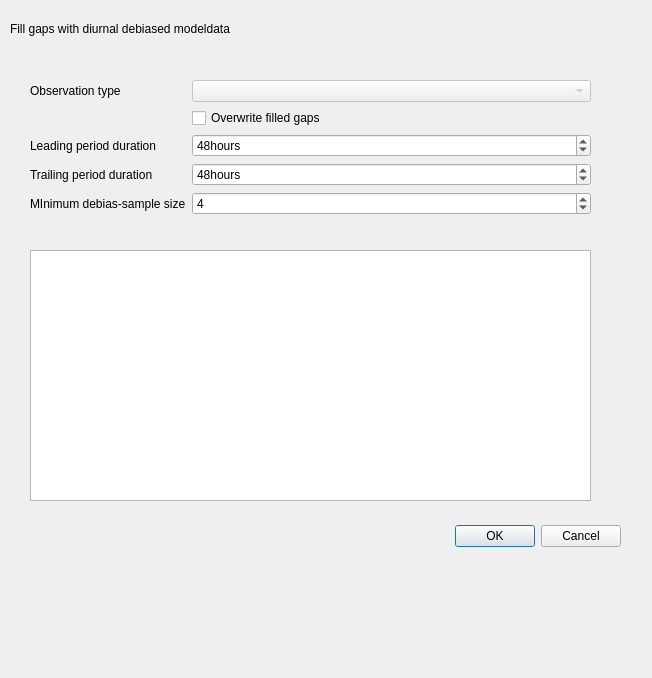
Above: metobs_gui/gf_page/diurnal_debias_modeldata_settings_dialog.ui from vergauwenthomas/MetObs_GUI before the change. Below: the same form after it.
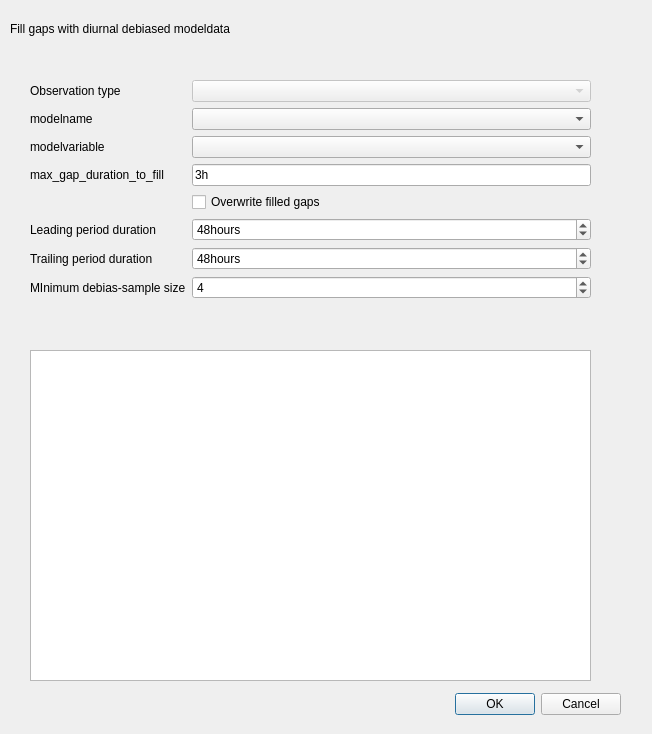
That is the form after the change.

The edit to the form file:
```diff
--- a/metobs_gui/gf_page/diurnal_debias_modeldata_settings_dialog.ui
+++ b/metobs_gui/gf_page/diurnal_debias_modeldata_settings_dialog.ui
@@ -7,7 +7,7 @@
     <x>0</x>
     <y>0</y>
     <width>652</width>
-    <height>678</height>
+        <height>734</height>
    </rect>
   </property>
   <property name="windowTitle">
@@ -17,7 +17,7 @@
    <property name="geometry">
     <rect>
      <x>0</x>
-     <y>520</y>
+      <y>688</y>
      <width>621</width>
      <height>32</height>
     </rect>
@@ -48,7 +48,7 @@
      <x>30</x>
      <y>80</y>
      <width>561</width>
-     <height>161</height>
+      <height>261</height>
     </rect>
    </property>
    <layout class="QFormLayout" name="formLayout">
@@ -66,21 +66,55 @@
       </property>
      </widget>
     </item>
+    <item row="1" column="0">
+     <widget class="QLabel" name="label_modelname">
+      <property name="text">
+       <string>modelname</string>
+      </property>
+     </widget>
+    </item>
     <item row="1" column="1">
+     <widget class="QComboBox" name="modelnamespinner"/>
+    </item>
+    <item row="2" column="0">
+     <widget class="QLabel" name="label_modelvariable">
+      <property name="text">
+       <string>modelvariable</string>
+      </property>
+     </widget>
+    </item>
+    <item row="2" column="1">
+     <widget class="QComboBox" name="modelvariablespinner"/>
+    </item>
+    <item row="3" column="0">
+     <widget class="QLabel" name="label_maxgap">
+      <property name="text">
+       <string>max_gap_duration_to_fill</string>
+      </property>
+     </widget>
+    </item>
+    <item row="3" column="1">
+     <widget class="QLineEdit" name="max_gap_duration">
+      <property name="text">
+       <string>3h</string>
+      </property>
+     </widget>
+    </item>
+    <item row="4" column="1">
      <widget class="QCheckBox" name="overwrite_box">
       <property name="text">
        <string>Overwrite filled gaps</string>
       </property>
      </widget>
     </item>
-    <item row="2" column="0">
+    <item row="5" column="0">
      <widget class="QLabel" name="label_3">
       <property name="text">
        <string>Leading period duration</string>
       </property>
      </widget>
     </item>
-    <item row="2" column="1">
+    <item row="5" column="1">
      <widget class="QSpinBox" name="lead_duration">
       <property name="suffix">
        <string>hours</string>
@@ -96,14 +130,14 @@
       </property>
      </widget>
     </item>
-    <item row="3" column="0">
+    <item row="6" column="0">
      <widget class="QLabel" name="label_6">
       <property name="text">
        <string>Trailing period duration</string>
       </property>
      </widget>
     </item>
-    <item row="3" column="1">
+    <item row="6" column="1">
      <widget class="QSpinBox" name="trail_duration">
       <property name="suffix">
        <string>hours</string>
@@ -119,14 +153,14 @@
       </property>
      </widget>
     </item>
-    <item row="4" column="0">
+    <item row="7" column="0">
      <widget class="QLabel" name="label_5">
       <property name="text">
        <string>MInimum debias-sample size</string>
       </property>
      </widget>
     </item>
-    <item row="4" column="1">
+    <item row="7" column="1">
      <widget class="QSpinBox" name="n_sample">
       <property name="minimum">
        <number>1</number>
@@ -145,9 +179,9 @@
    <property name="geometry">
     <rect>
      <x>30</x>
-     <y>250</y>
+      <y>350</y>
      <width>561</width>
-     <height>251</height>
+      <height>331</height>
     </rect>
    </property>
   </widget>
```
